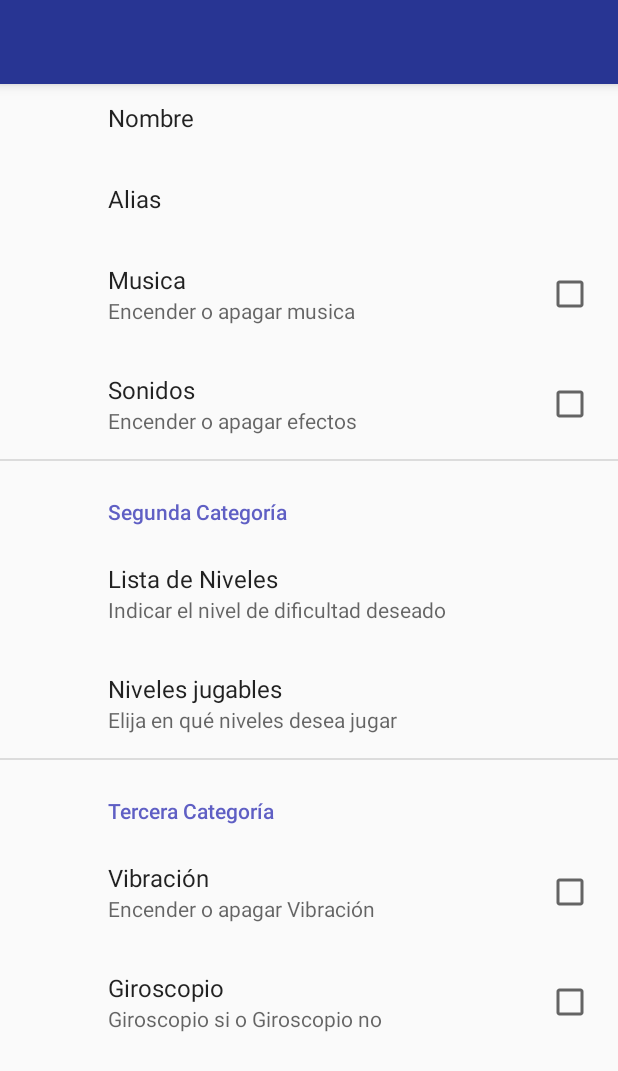
After one commit to EvelioM/El-barco-ochentero, an Android app: the SettingsContainer screen opened directly, with no data from a screen before it, on a phone screen of 412 x 824 dp. The commit adds this screen. Shown: the top 1071 px of the screen. Run offline under Robolectric (Android 15) with nearby library versions, the phone set to English and light mode, and no system bars; our stand-ins replace androidx.preference; libraries missing offline, so code that uses them is left out: androidx.preference.

Commit message:
Preferences Finished Without Save Buttons

```diff
--- a/build.gradle
+++ b/build.gradle
@@ -30,5 +30,7 @@ dependencies {
     implementation 'com.google.android.material:material:1.0.0'
     implementation "androidx.appcompat:appcompat:$appcompat_version"
     implementation "androidx.appcompat:appcompat-resources:$appcompat_version"
+    implementation 'androidx.recyclerview:recyclerview:1.0.0'
+    implementation 'androidx.preference:preference:1.1.0'
 
 }
--- a/src/main/AndroidManifest.xml
+++ b/src/main/AndroidManifest.xml
@@ -23,6 +23,9 @@
         <activity android:name=".activities.MainLogged" android:theme="@style/AppTheme.NoActionBar">
 
         </activity>
+        <activity android:name=".activities.SettingsContainer" android:theme="@style/AppTheme.NoActionBar">
+
+        </activity>
     </application>
 
 </manifest>
--- /dev/null
+++ b/src/main/java/com/evelio/elbarcoochentero/activities/SettingsContainer.java
@@ -0,0 +1,23 @@
+package com.evelio.elbarcoochentero.activities;
+import android.os.Bundle;
+import android.view.LayoutInflater;
+import android.view.View;
+import android.view.ViewGroup;
+
+import com.evelio.elbarcoochentero.R;
+
+import androidx.annotation.NonNull;
+import androidx.annotation.Nullable;
+import androidx.appcompat.app.AppCompatActivity;
+import androidx.fragment.app.Fragment;
+
+public class SettingsContainer extends AppCompatActivity implements SettingsFragment.OnFragmentInteractionListener{
+
+
+    @Override
+    protected void onCreate(Bundle savedInstanceState) {
+        super.onCreate(savedInstanceState);
+        setContentView(R.layout.preferenciascontainer);
+
+    }
+}
--- /dev/null
+++ b/src/main/java/com/evelio/elbarcoochentero/activities/SettingsFragment.java
@@ -0,0 +1,37 @@
+package com.evelio.elbarcoochentero.activities;
+
+import android.os.Bundle;
+import com.evelio.elbarcoochentero.R;
+import android.content.Context;
+
+import 	androidx.preference.PreferenceFragmentCompat;
+
+
+public class SettingsFragment extends PreferenceFragmentCompat  {
+    private OnFragmentInteractionListener mListener;
+
+    @Override
+    public void onCreatePreferences(Bundle savedInstanceState, String rootKey) {
+        // Load the preferences from an XML resource
+        setPreferencesFromResource(R.xml.settings, rootKey);
+    }
+
+    @Override
+    public void onAttach(Context context) {
+        super.onAttach(context);
+        if (context instanceof OnFragmentInteractionListener) {
+            mListener = (OnFragmentInteractionListener) context;
+        } else {
+            throw new RuntimeException(context.toString()
+                    + " must implement OnFragmentInteractionListener");
+        }
+    }
+
+    @Override
+    public void onDetach() {
+        super.onDetach();
+        mListener = null;
+    }
+
+    public interface OnFragmentInteractionListener {}
+}
--- a/src/main/res/layout/fragment_one.xml
+++ b/src/main/res/layout/fragment_one.xml
@@ -7,8 +7,8 @@
     <androidx.appcompat.widget.AppCompatTextView
         android:layout_width="wrap_content"
         android:layout_height="wrap_content"
+        android:layout_centerInParent="true"
         android:text="Fragment 1"
-        android:textSize="30sp"
-        android:layout_centerInParent="true" />
+        android:textSize="30sp" />
 
 </RelativeLayout>
--- a/src/main/res/layout/fragment_three.xml
+++ b/src/main/res/layout/fragment_three.xml
@@ -7,8 +7,8 @@
     <androidx.appcompat.widget.AppCompatTextView
         android:layout_width="wrap_content"
         android:layout_height="wrap_content"
+        android:layout_centerInParent="true"
         android:text="Fragment 3"
-        android:textSize="30sp"
-        android:layout_centerInParent="true" />
+        android:textSize="30sp" />
 
 </RelativeLayout>
--- a/src/main/res/layout/fragment_two.xml
+++ b/src/main/res/layout/fragment_two.xml
@@ -7,8 +7,8 @@
     <androidx.appcompat.widget.AppCompatTextView
         android:layout_width="wrap_content"
         android:layout_height="wrap_content"
+        android:layout_centerInParent="true"
         android:text="Fragment 2"
-        android:textSize="30sp"
-        android:layout_centerInParent="true" />
+        android:textSize="30sp" />
 
 </RelativeLayout>
--- /dev/null
+++ b/src/main/res/layout/preferenciascontainer.xml
@@ -0,0 +1,38 @@
+<?xml version="1.0" encoding="utf-8"?>
+<androidx.constraintlayout.widget.ConstraintLayout
+    xmlns:android="http://schemas.android.com/apk/res/android"
+    xmlns:tools="http://schemas.android.com/tools"
+    xmlns:app="http://schemas.android.com/apk/res-auto"
+    android:layout_width="match_parent"
+    android:layout_height="match_parent"
+    tools:context=".activities.SettingsContainer">
+
+    <androidx.appcompat.widget.Toolbar
+        android:id="@+id/app_toolbar"
+        android:layout_width="match_parent"
+        android:layout_height="wrap_content"
+        android:layout_alignParentLeft="true"
+        android:layout_alignParentTop="true"
+        android:minHeight="?attr/actionBarSize"
+        android:background="?attr/colorPrimary"
+        android:elevation="5dp"
+        app:popupTheme="@style/Theme.AppCompat.Light.DarkActionBar"
+        app:layout_constraintTop_toTopOf="parent">
+    </androidx.appcompat.widget.Toolbar>
+
+    <FrameLayout
+        android:layout_height="match_parent"
+        android:layout_width="match_parent"
+        app:layout_constraintBottom_toBottomOf="parent"
+        app:layout_constraintEnd_toEndOf="parent"
+        app:layout_constraintStart_toStartOf="parent"
+        app:layout_constraintTop_toTopOf="parent">
+        <fragment
+            android:id="@+id/contenedor"
+            android:name="com.evelio.elbarcoochentero.activities.SettingsFragment"
+            android:layout_width="match_parent"
+            android:layout_height="match_parent"/>
+
+    </FrameLayout>
+
+</androidx.constraintlayout.widget.ConstraintLayout>
--- a/src/main/res/menu/drawer_menu.xml
+++ b/src/main/res/menu/drawer_menu.xml
@@ -16,6 +16,10 @@
             android:id="@+id/nav_profile"
             android:icon="@drawable/ic_person"
             android:title="Perfil"></item>
+        <item
+            android:id="@+id/nav_settings"
+            android:icon="@drawable/ic_settings_black_24dp"
+            android:title="Preferencias"></item>
 
     </group>
     <item android:title="Communicate">
--- /dev/null
+++ b/src/main/res/values/arrays.xml
@@ -0,0 +1,31 @@
+<?xml version="1.0" encoding="utf-8"?>
+<resources>
+    <string-array name="nivel">
+        <item>Para niños</item>
+        <item>Fácil</item>
+        <item>Normal</item>
+        <item>Difícil</item>
+        <item>Imposible</item>
+    </string-array>
+    <string-array name="codigonivel">
+        <item>01</item>
+        <item>02</item>
+        <item>03</item>
+        <item>04</item>
+        <item>05</item>
+    </string-array>
+    <string-array name="niveles">
+        <item>Mundo 1</item>
+        <item>Mundo 2</item>
+        <item>Mundo 3</item>
+        <item>Mundo 4</item>
+        <item>Mundo 5</item>
+    </string-array>
+    <string-array name="codigoniveles">
+        <item>01</item>
+        <item>02</item>
+        <item>03</item>
+        <item>04</item>
+        <item>05</item>
+    </string-array>
+</resources>
--- a/src/main/res/values/colors.xml
+++ b/src/main/res/values/colors.xml
@@ -1,7 +1,7 @@
 <?xml version="1.0" encoding="utf-8"?>
 <resources>
-    <color name="colorPrimary">#008577</color>
-    <color name="colorPrimaryDark">#00574B</color>
-    <color name="colorAccent">#D81B60</color>
+    <color name="colorPrimary">#283593</color>
+    <color name="colorPrimaryDark">#001064</color>
+    <color name="colorAccent">#5f5fc4</color>
     <color name="red">#D50000</color>
 </resources>
--- /dev/null
+++ b/src/main/res/xml/settings.xml
@@ -0,0 +1,51 @@
+<?xml version="1.0" encoding="utf-8"?>
+<PreferenceScreen xmlns:android="http://schemas.android.com/apk/res/android" >
+
+    <PreferenceCategory android:title="Primera Categoría" >
+        <EditTextPreference
+            android:dialogTitle="Introduzca su Nombre"
+            android:key="Nombre"
+            android:title="Nombre" />
+        <EditTextPreference
+            android:dialogTitle="Introduzca su Alias"
+            android:key="Alias"
+            android:title="Alias" />
+
+        <CheckBoxPreference
+            android:key="Music"
+            android:summary="Encender o apagar musica"
+            android:title="Musica" />
+        <CheckBoxPreference
+            android:key="Sonidos"
+            android:summary="Encender o apagar efectos"
+            android:title="Sonidos" />
+    </PreferenceCategory>
+    <PreferenceCategory android:title="Segunda Categoría" >
+        <ListPreference
+            android:dialogTitle="Indicar Nivel"
+            android:entries="@array/nivel"
+            android:entryValues="@array/codigonivel"
+            android:key="Nivel"
+            android:summary="Indicar el nivel de dificultad deseado"
+            android:title="Lista de Niveles" />
+
+        <MultiSelectListPreference
+            android:dialogTitle="Niveles a jugar"
+            android:entries="@array/niveles"
+            android:entryValues="@array/codigoniveles"
+            android:key="Niveles"
+            android:summary="Elija en qué niveles desea jugar"
+            android:title="Niveles jugables" />
+    </PreferenceCategory>
+    <PreferenceCategory android:title="Tercera Categoría" >
+        <CheckBoxPreference
+            android:key="Vibracion"
+            android:summary="Encender o apagar Vibración"
+            android:title="Vibración" />
+        <CheckBoxPreference
+            android:key="Giroscopio"
+            android:summary="Giroscopio si o Giroscopio no"
+            android:title="Giroscopio" />
+    </PreferenceCategory>
+
+</PreferenceScreen>
```
Also changed, not shown: src/main/java/com/evelio/elbarcoochentero/activities/MainLogged.java (+10 -5 lines), src/main/res/drawable/ic_settings_black_24dp.xml (added, +9 -0 lines), src/main/res/layout/logged_main.xml (+9 -10 lines), 1 other file.
